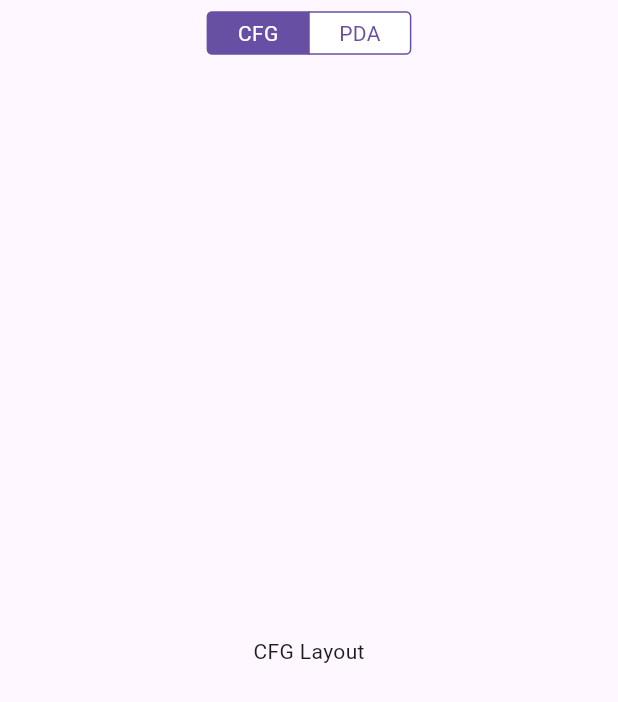
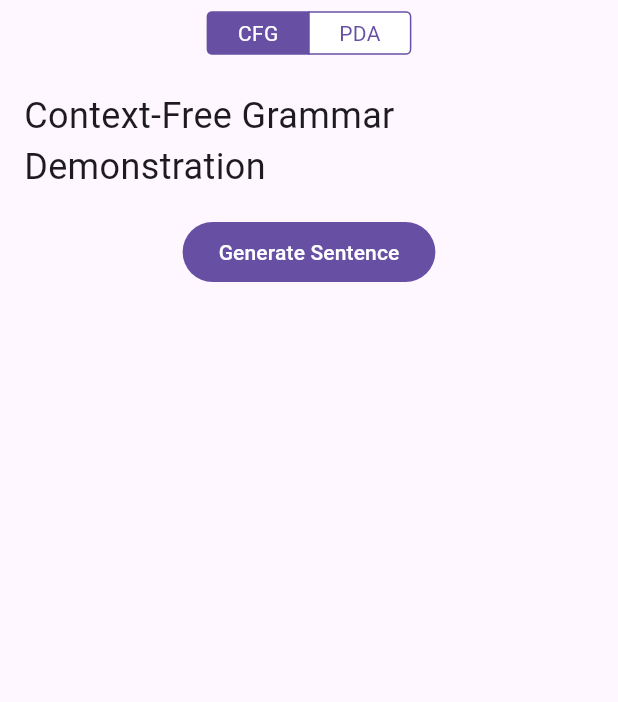
Before and after one commit to suragch/mongol_cfg, a Flutter app: the screen it shows after launch, on a phone screen of 412 x 824 dp. Shown: the top 702 px of the screen. Run offline on Flutter 3.47's test engine with Material 3 defaults, Android fonts, the phone set to English and light mode, and no system bars.

Commit message:
cfg demo working

```diff
--- a/lib/old/cfg_demo.dart
+++ b/lib/old/cfg_demo.dart
@@ -0,0 +1,53 @@
+import 'package:flutter/material.dart';
+import 'package:mongol_cfg/parser/cfg_generator.dart';
+
+class CfgDemo extends StatefulWidget {
+  const CfgDemo({super.key});
+
+  @override
+  State<CfgDemo> createState() => _CfgDemoState();
+}
+
+class _CfgDemoState extends State<CfgDemo> {
+  String generatedSentence = '';
+  String parseTree = '';
+
+  @override
+  Widget build(BuildContext context) {
+    return SingleChildScrollView(
+      child: Padding(
+        padding: const EdgeInsets.all(16.0),
+        child: Column(
+          children: [
+            const Center(
+              child: Text(
+                'Context-Free Grammar Demonstration',
+                style: TextStyle(fontSize: 24),
+              ),
+            ),
+            const SizedBox(
+              height: 16,
+              width: double.infinity,
+            ),
+            FilledButton(
+              onPressed: _generateNewSentence,
+              child: const Text('Generate Sentence'),
+            ),
+            const SizedBox(height: 20),
+            Text(generatedSentence),
+            const SizedBox(height: 20),
+            Text(parseTree),
+          ],
+        ),
+      ),
+    );
+  }
+
+  void _generateNewSentence() {
+    final (sentence, tree) = generateRandomSentence();
+    setState(() {
+      generatedSentence = sentence;
+      parseTree = tree;
+    });
+  }
+}
--- a/lib/old/home_page.dart
+++ b/lib/old/home_page.dart
@@ -1,5 +1,6 @@
 import 'package:flutter/material.dart';
 import 'package:flutter/cupertino.dart';
+import 'package:mongol_cfg/old/cfg_demo.dart';
 import 'package:mongol_cfg/old/home_page_manager.dart';
 import 'package:mongol_cfg/old/pda_demo.dart';
 
@@ -52,7 +53,7 @@ class _HomePageState extends State<HomePage> {
               ),
             ),
             Expanded(
-              child: selectedIndex == 0 ? const Center(child: Text('CFG Layout')) : const PdaDemo(),
+              child: selectedIndex == 0 ? const CfgDemo() : const PdaDemo(),
             ),
           ],
         ),
--- a/lib/parser/cfg_generator.dart
+++ b/lib/parser/cfg_generator.dart
@@ -4,10 +4,12 @@ import 'package:mongol_cfg/parser/grammar.dart';
 
 import 'symbol.dart';
 
-String generateRandomSentence() {
+(String sentence, String parseTree) generateRandomSentence() {
   var sentence = [const CfgSymbol('S')];
   var hasNonTerminal = true;
-  print(sentence);
+  // print(sentence);
+  final parseTree = StringBuffer();
+  // parseTree.writeln(sentence);
 
   while (hasNonTerminal) {
     hasNonTerminal = false;
@@ -23,10 +25,12 @@ String generateRandomSentence() {
         newSentence.add(symbol);
       }
     }
-    print(newSentence);
+    // print(newSentence);
+    parseTree.writeln(sentence);
 
     sentence = newSentence;
   }
 
-  return sentence.map((symbol) => symbol.name).join(' ');
+  final output = sentence.map((symbol) => symbol.name).join(' ');
+  return (output, parseTree.toString());
 }
--- a/lib/parser/grammar.dart
+++ b/lib/parser/grammar.dart
@@ -115,7 +115,6 @@ const grammarRules = [
 
   // Directive Sentence
   GrammarRule(CfgSymbol('DirectiveSentence'), [CfgSymbol('NomNoun'), CfgSymbol('DirNoun'), CfgSymbol('Verb')]),
-
   GrammarRule(CfgSymbol('DirNoun'), [CfgSymbol('Place-руу')]),
   GrammarRule(CfgSymbol('DirNoun'), [CfgSymbol('RegularNoun-руу')]),
   GrammarRule(CfgSymbol('Place-руу'), [CfgSymbol('америк руу', isTerminal: true)]),
```
Also changed, not shown: lib/old/pda_demo.dart (+8 -6 lines).
